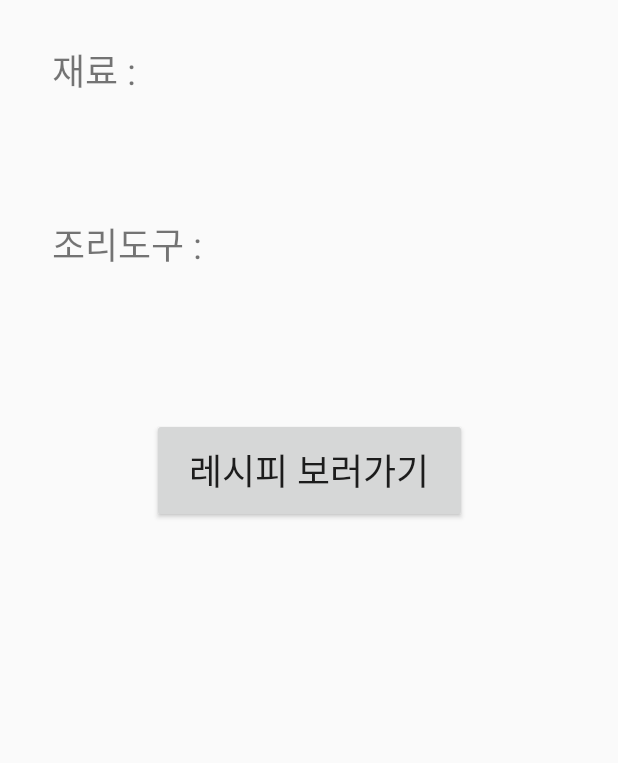
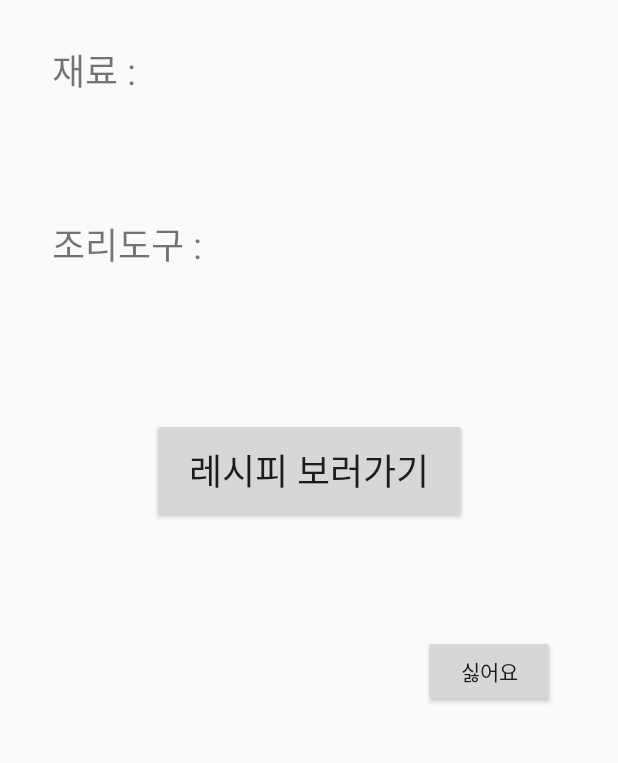
Before and after one commit to kminzy/Myfi, an Android app: the layout activity_view_recipe.xml on its own in the app's theme, with its tools: preview values and no code run, on a phone screen of 412 x 824 dp, the part 347-1110 px from its top. Run offline under Robolectric (Android 15) with nearby library versions, the phone set to English and light mode, and no system bars.

Commit message:
addHate button

```diff
--- a/app/src/main/res/layout/activity_view_recipe.xml
+++ b/app/src/main/res/layout/activity_view_recipe.xml
@@ -74,4 +74,16 @@
         app:layout_constraintStart_toStartOf="parent"
         app:layout_constraintTop_toTopOf="@+id/guideline2" />
 
+    <Button
+        android:id="@+id/hate_button"
+        android:layout_width="wrap_content"
+        android:layout_height="wrap_content"
+        android:layout_marginTop="28dp"
+        android:layout_marginEnd="42dp"
+        android:layout_marginBottom="75dp"
+        android:text="싫어요"
+        app:layout_constraintBottom_toBottomOf="parent"
+        app:layout_constraintEnd_toEndOf="parent"
+        app:layout_constraintTop_toBottomOf="@+id/recipeLinkButton" />
+
 </androidx.constraintlayout.widget.ConstraintLayout>
```
Also changed, not shown: app/src/main/java/com/MyFi/MyFridge/MainActivity.java (+9 -1 lines), app/src/main/java/com/MyFi/MyFridge/ViewRecipeActivity.java (+52 -0 lines), app/src/main/java/com/MyFi/MyFridge/httpConnect/HttpConnection.java (+17 -1 lines).
